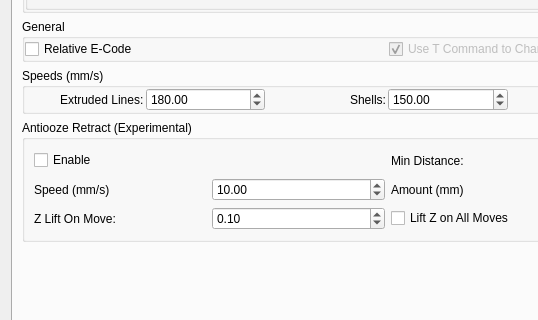
The window that RepsnapperQt/preferences_dlg.ui (timschmidt/repsnapper) describes before a commit, drawn with Qt 5; both pictures show x 0 to 538 and y 269 to 589 of the 775 by 930 pixel window.
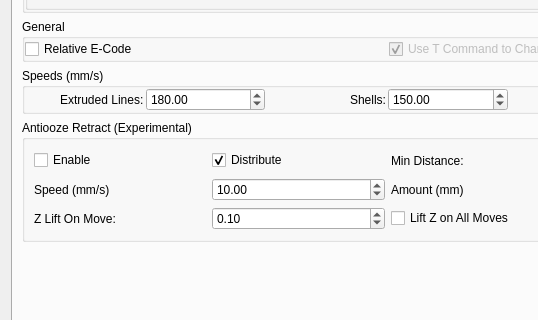
The same window after the commit. The open tabs and pages were chosen to show the change. Icons and pictures are not drawn. Custom widgets are drawn as their Qt base class.

Commit message: fix pause/continue etc., non-distributing antiooze

Diff of the .ui file:
```diff
--- a/RepsnapperQt/preferences_dlg.ui
+++ b/RepsnapperQt/preferences_dlg.ui
@@ -971,6 +971,19 @@
             </property>
            </widget>
           </item>
+          <item row="0" column="1">
+           <widget class="QCheckBox" name="Extruder_AntioozeDistribute">
+            <property name="toolTip">
+             <string>&lt;html&gt;&lt;head/&gt;&lt;body&gt;&lt;p&gt;Integrate into movements before and after move&lt;/p&gt;&lt;/body&gt;&lt;/html&gt;</string>
+            </property>
+            <property name="text">
+             <string>Distribute</string>
+            </property>
+            <property name="checked">
+             <bool>true</bool>
+            </property>
+           </widget>
+          </item>
          </layout>
         </widget>
        </item>
```
Left out of the diff: 2 changed lines with no effect on the pictures. The commit also changes 14 other files.
